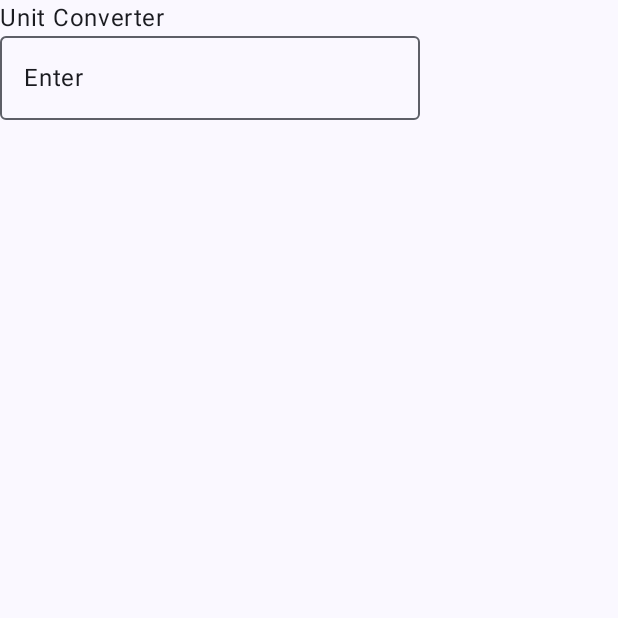
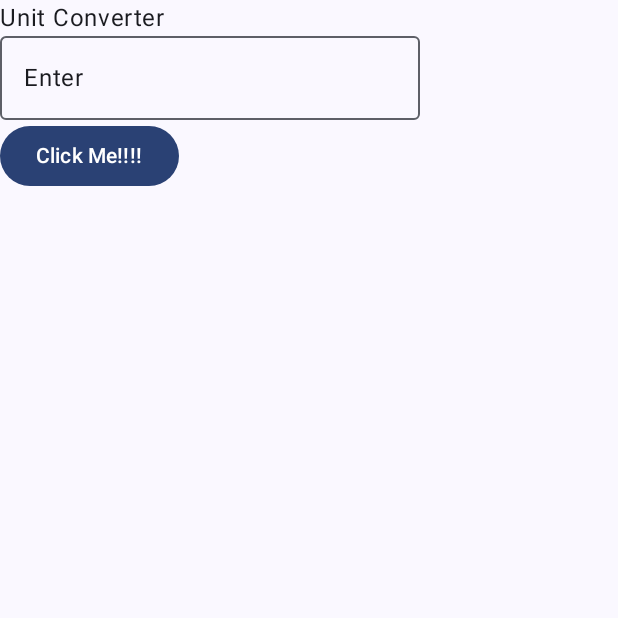
Before and after one commit to Limuwahanelis/adroid-app, an Android app built with Jetpack Compose: the screen it shows after launch (MainActivity), on a phone screen of 412 x 824 dp, the top half of it. Run offline under Robolectric (Android 15) with nearby library versions, the phone set to English and light mode, and no system bars.

Commit message:
Add button with a toast.

```diff
--- a/app/src/main/java/com/example/myapplication/MainActivity.kt
+++ b/app/src/main/java/com/example/myapplication/MainActivity.kt
@@ -1,17 +1,21 @@
 package com.example.myapplication
 
+import android.content.Context
 import android.os.Bundle
+import android.widget.Toast
 import androidx.activity.ComponentActivity
 import androidx.activity.compose.setContent
 import androidx.compose.foundation.layout.Column
 import androidx.compose.foundation.layout.Row
 import androidx.compose.foundation.layout.fillMaxSize
+import androidx.compose.material3.Button
 import androidx.compose.material3.MaterialTheme
 import androidx.compose.material3.OutlinedTextField
 import androidx.compose.material3.Surface
 import androidx.compose.material3.Text
 import androidx.compose.runtime.Composable
 import androidx.compose.ui.Modifier
+import androidx.compose.ui.platform.LocalContext
 import androidx.compose.ui.tooling.preview.Preview
 import com.example.myapplication.ui.theme.MyApplicationTheme
 
@@ -39,7 +43,11 @@ fun UnitConverter()
         Text("Unit Converter")
         OutlinedTextField(value = "Enter", onValueChange = {})
         Row {
+            val context:Context = LocalContext.current;
             // UI elements will be stacked next to each other
+            Button(onClick = { Toast.makeText(context,"Thanks for click",Toast.LENGTH_LONG).show()}) {
+                Text(text = "Click Me!!!!")
+            }
         }
     }
 }
```
